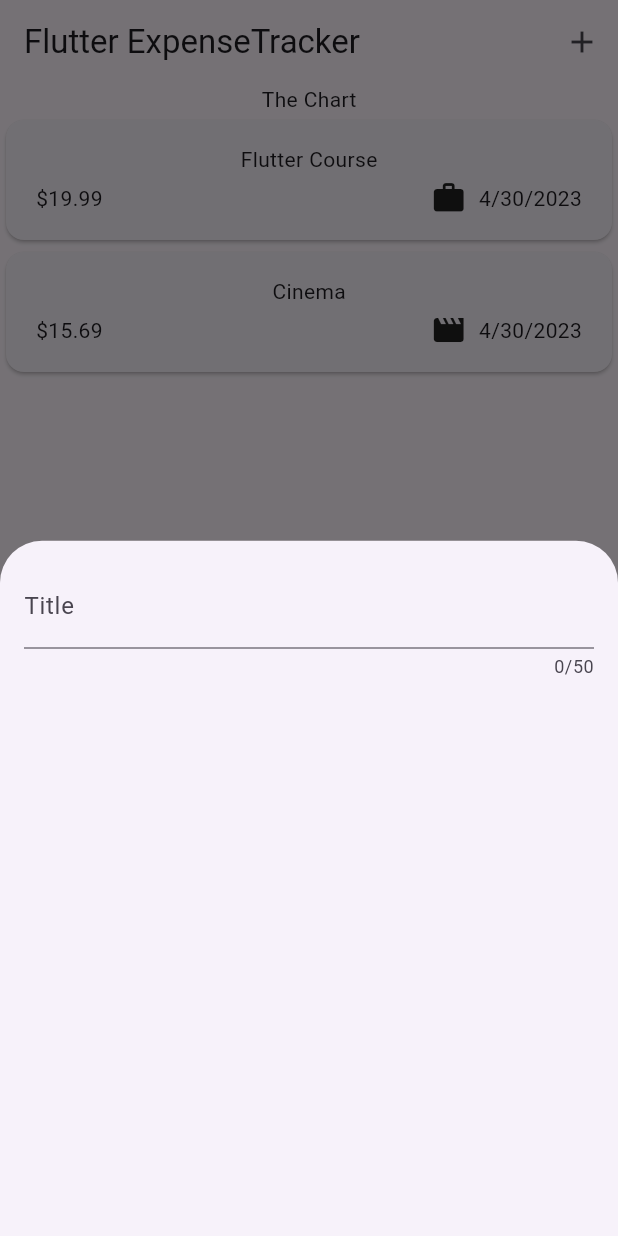
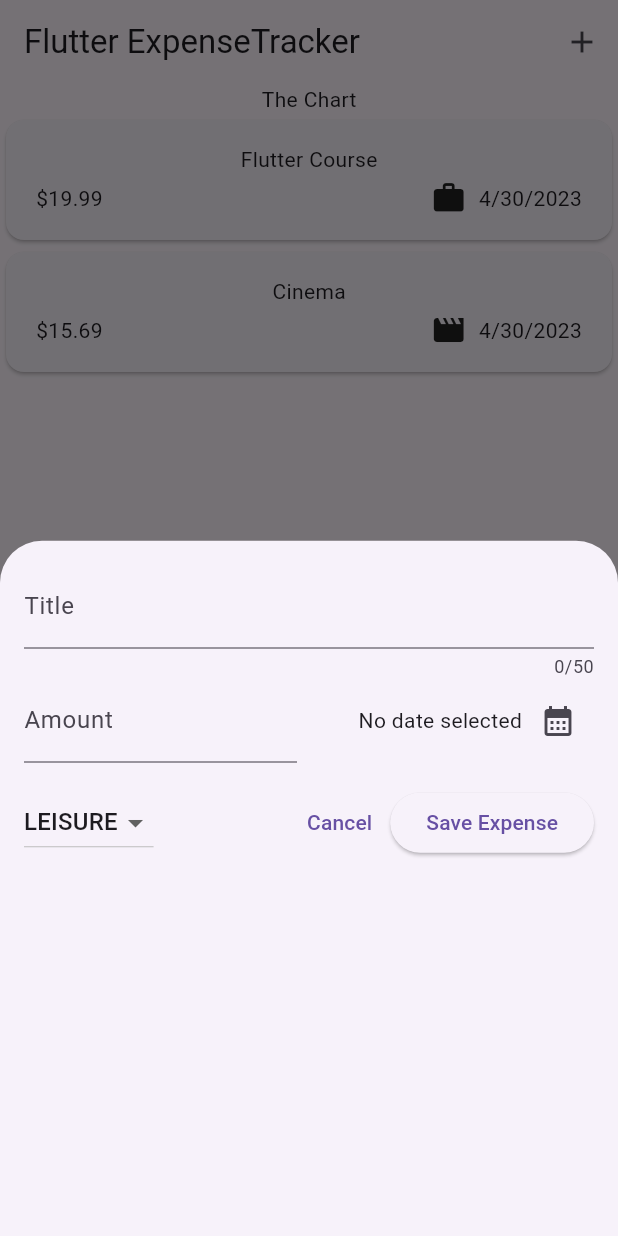
Before and after one commit to sujan-timalsina/flutter-expense-tracker, a Flutter app: the screen it shows after launch, after a tap on the "add" icon, on a phone screen of 412 x 824 dp. Run offline on Flutter 3.47's test engine with Material 2 defaults, Android fonts, the phone set to English and light mode, and no system bars.

Commit message:
working with form

```diff
--- a/lib/widgets/new_expense.dart
+++ b/lib/widgets/new_expense.dart
@@ -1,4 +1,5 @@
 import 'package:flutter/material.dart';
+import 'package:expense_tracker/models/expense.dart';
 
 class NewExpense extends StatefulWidget {
   const NewExpense({super.key});
@@ -10,19 +11,123 @@ class NewExpense extends StatefulWidget {
 }
 
 class _NewExpenseState extends State<NewExpense> {
+  final _titleController = TextEditingController();
+  final _amountController = TextEditingController();
+  DateTime? _selectedDate;
+  Category _selectedCategory = Category.leisure;
+
+  void _presentDatePicker() async {
+    final now = DateTime.now();
+    final firstDate = DateTime(now.year - 1, now.month, now.day);
+    final pickedDate = await showDatePicker(
+      context: context,
+      initialDate: now,
+      firstDate: firstDate,
+      lastDate: now,
+    );
+    // this line will only execute once the pickedDate value is available
+    // really kinda wait for that value
+    setState(() {
+      _selectedDate = pickedDate;
+    });
+  }
+
+  @override
+  void dispose() {
+    _titleController.dispose();
+    _amountController.dispose();
+    super.dispose();
+  }
+
   @override
   Widget build(BuildContext context) {
     return Padding(
       padding: const EdgeInsets.all(16),
       child: Column(
-        children: const [
+        children: [
           TextField(
+            controller: _titleController,
             maxLength: 50,
             keyboardType: TextInputType.text, //this type is default
-            decoration: InputDecoration(
+            decoration: const InputDecoration(
               label: Text('Title'),
             ),
           ),
+          Row(
+            children: [
+              Expanded(
+                child: TextField(
+                  controller: _amountController,
+                  keyboardType: TextInputType.number,
+                  decoration: const InputDecoration(
+                    prefixText: '\$',
+                    label: Text('Amount'),
+                  ),
+                ),
+              ),
+              const SizedBox(
+                width: 16,
+              ),
+              Expanded(
+                child: Row(
+                  mainAxisAlignment: MainAxisAlignment.end,
+                  crossAxisAlignment: CrossAxisAlignment.center,
+                  children: [
+                    Text(
+                      _selectedDate == null
+                          ? 'No date selected'
+                          : formatter.format(_selectedDate!),
+                    ),
+                    IconButton(
+                      onPressed: _presentDatePicker,
+                      icon: const Icon(Icons.calendar_month),
+                    ),
+                  ],
+                ),
+              )
+            ],
+          ),
+          const SizedBox(
+            height: 16,
+          ),
+          Row(
+            children: [
+              DropdownButton(
+                value: _selectedCategory,
+                items: Category.values
+                    .map(
+                      (category) => DropdownMenuItem(
+                        value: category,
+                        child: Text(
+                          category.name.toUpperCase(),
+                        ),
+                      ),
+                    )
+                    .toList(),
+                onChanged: (value) {
+                  if (value == null) {
+                    return;
+                  }
+                  setState(() {
+                    _selectedCategory = value;
+                  });
+                },
+              ),
+              const Spacer(),
+              TextButton(
+                onPressed: () {
+                  Navigator.pop(context);
+                },
+                child: const Text('Cancel'),
+              ),
+              ElevatedButton(
+                onPressed: () {
+                  print(_titleController.text);
+                },
+                child: const Text('Save Expense'),
+              ),
+            ],
+          )
         ],
       ),
     );
```
